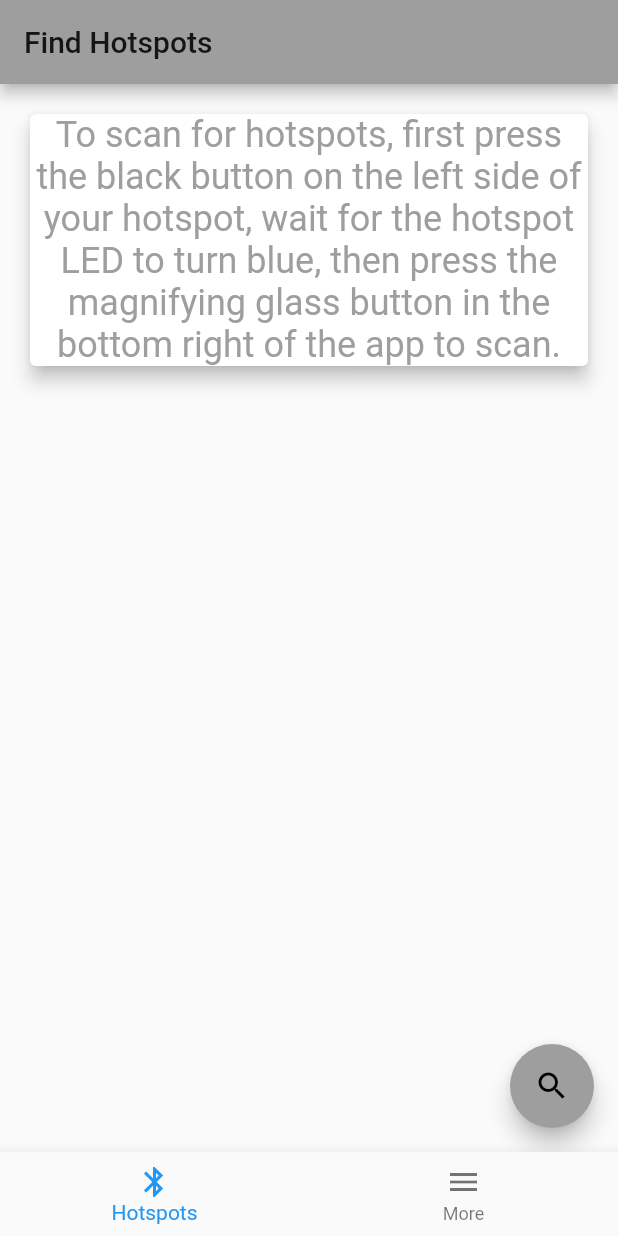
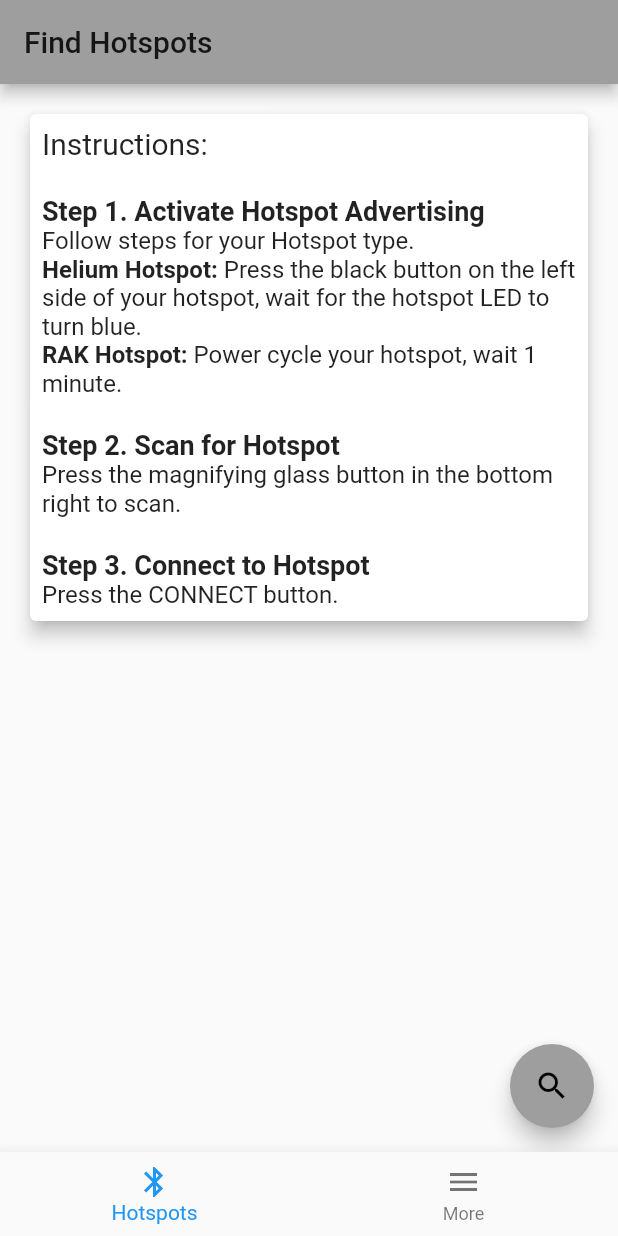
Before and after one commit to kent-williams/hotspot-utility, a Flutter app: the screen it shows after launch, on a phone screen of 412 x 824 dp. Run offline on Flutter 3.47's test engine with Material 2 defaults, Android fonts, the phone set to English and light mode, and no system bars; our stand-ins replace flutter_blue, flutter_icons, share; missing offline and left inert: pretty_json, protobuf.

Commit message:
updated instructions to include RAK Hotspot

```diff
--- a/lib/src/screens/hotspots_screen.dart
+++ b/lib/src/screens/hotspots_screen.dart
@@ -103,14 +103,64 @@ class _FindDevicesScreenState extends State<FindDevicesScreen> {
                           child: InkWell(
                             splashColor: Colors.blue.withAlpha(30),
                             child: Container(
-                              child: Text(
-                                'To scan for hotspots, first press the black button on the left side of your hotspot, wait for the hotspot LED to turn blue, then press the magnifying glass button in the bottom right of the app to scan.',
-                                style: Theme.of(context)
-                                    .textTheme
-                                    .headline
-                                    .copyWith(color: Colors.grey),
-                                textAlign: TextAlign.center,
+                              child: RichText(
+                                text: TextSpan(
+                                  text: '',
+                                  style: DefaultTextStyle.of(context).style,
+                                  children: <TextSpan>[
+                                    TextSpan(
+                                        text: 'Instructions: \n\n',
+                                        style: TextStyle(fontSize: 20)),
+                                    TextSpan(
+                                        text:
+                                            'Step 1. Activate Hotspot Advertising\n',
+                                        style: TextStyle(
+                                            fontWeight: FontWeight.bold,
+                                            fontSize: 18)),
+                                    TextSpan(
+                                        text:
+                                            'Follow steps for your Hotspot type.\n',
+                                        style: TextStyle(fontSize: 16)),
+                                    TextSpan(
+                                        text: 'Helium Hotspot: ',
+                                        style: TextStyle(
+                                            fontWeight: FontWeight.bold,
+                                            fontSize: 16)),
+                                    TextSpan(
+                                        text:
+                                            'Press the black button on the left side of your hotspot, wait for the hotspot LED to turn blue.\n',
+                                        style: TextStyle(fontSize: 16)),
+                                    TextSpan(
+                                        text: 'RAK Hotspot: ',
+                                        style: TextStyle(
+                                            fontWeight: FontWeight.bold,
+                                            fontSize: 16)),
+                                    TextSpan(
+                                        text:
+                                            'Power cycle your hotspot, wait 1 minute.\n',
+                                        style: TextStyle(fontSize: 16)),
+                                    TextSpan(
+                                        text: '\nStep 2. Scan for Hotspot\n',
+                                        style: TextStyle(
+                                            fontWeight: FontWeight.bold,
+                                            fontSize: 18)),
+                                    TextSpan(
+                                        text:
+                                            'Press the magnifying glass button in the bottom right to scan.',
+                                        style: TextStyle(fontSize: 16)),
+                                    TextSpan(
+                                        text:
+                                            '\n\nStep 3. Connect to Hotspot\n',
+                                        style: TextStyle(
+                                            fontWeight: FontWeight.bold,
+                                            fontSize: 18)),
+                                    TextSpan(
+                                        text: 'Press the CONNECT button.',
+                                        style: TextStyle(fontSize: 16)),
+                                  ],
+                                ),
                               ),
+                              padding: EdgeInsets.all(8.0),
                             ),
                           ),
                         ),
```
